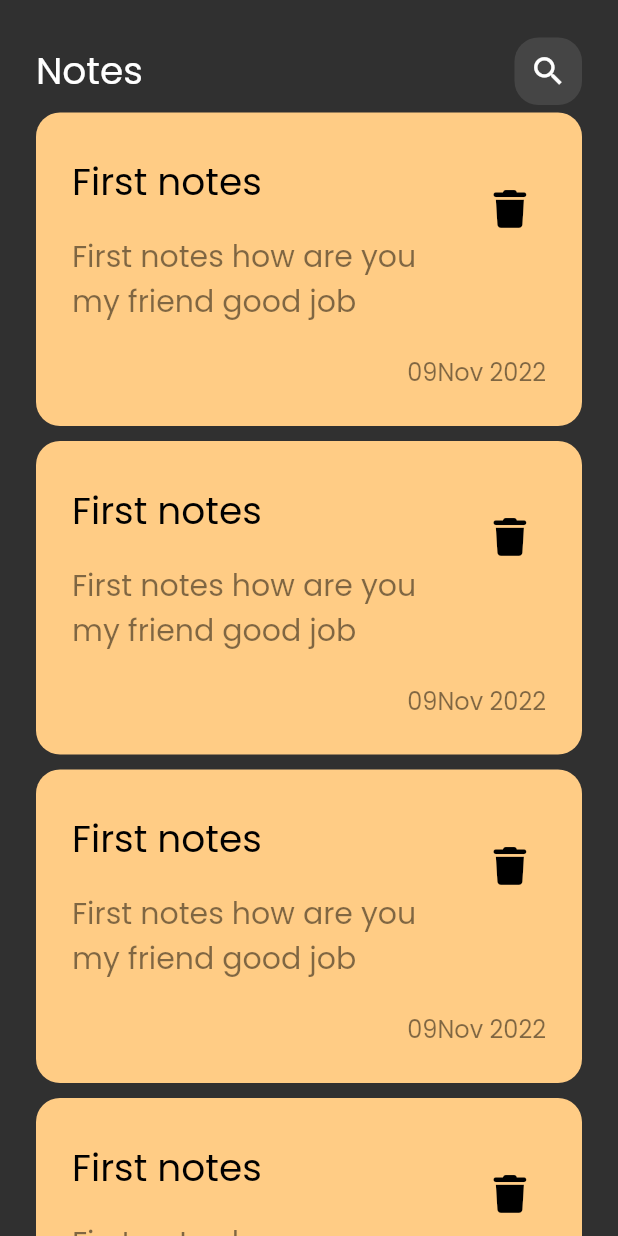
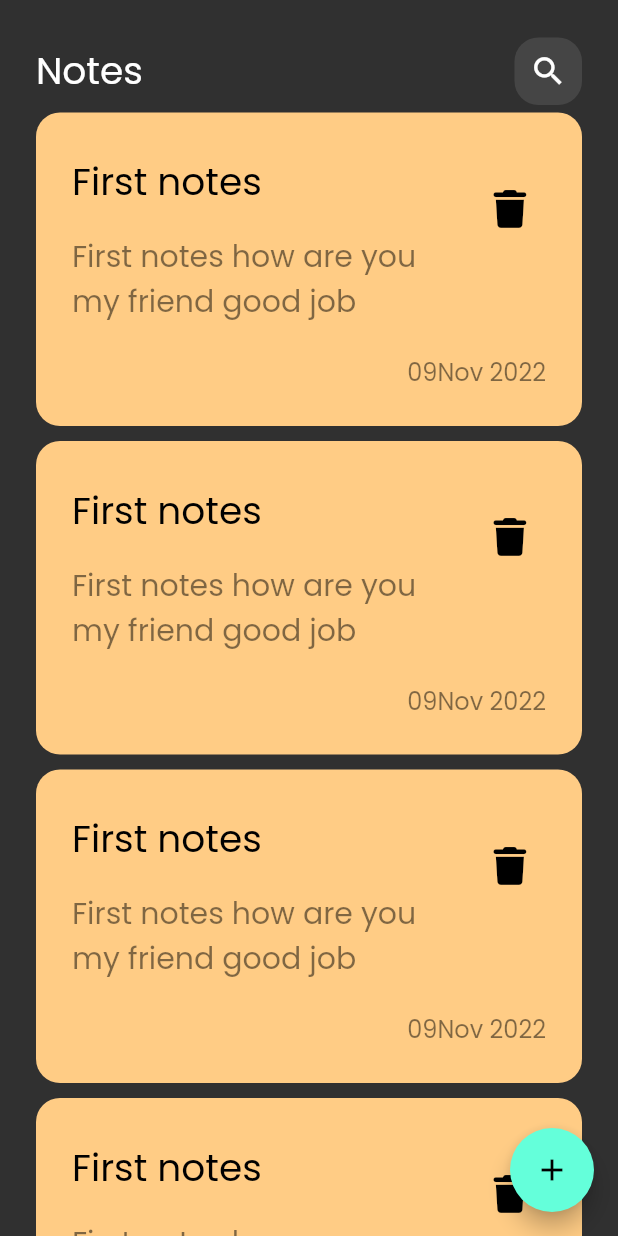
Before and after one commit to mostafaramadanhamed/noteApp, a Flutter app: the screen it shows after launch, on a phone screen of 412 x 824 dp. Run offline on Flutter 3.47's test engine with Material 2 defaults, Android fonts, the phone set to English and light mode, and no system bars; our stand-ins replace font_awesome_flutter.

Commit message:
add FloatingActionButton

```diff
--- a/lib/view/notes_view.dart
+++ b/lib/view/notes_view.dart
@@ -7,8 +7,9 @@ class NotesView extends StatelessWidget {
 
   @override
   Widget build(BuildContext context) {
-    return const Scaffold(
-      body:  NotesViewBody(),
+    return  Scaffold(
+      floatingActionButton: FloatingActionButton(onPressed: ( ){},child:const Icon(Icons.add),),
+      body: const NotesViewBody(),
     );
   }
 }
```
